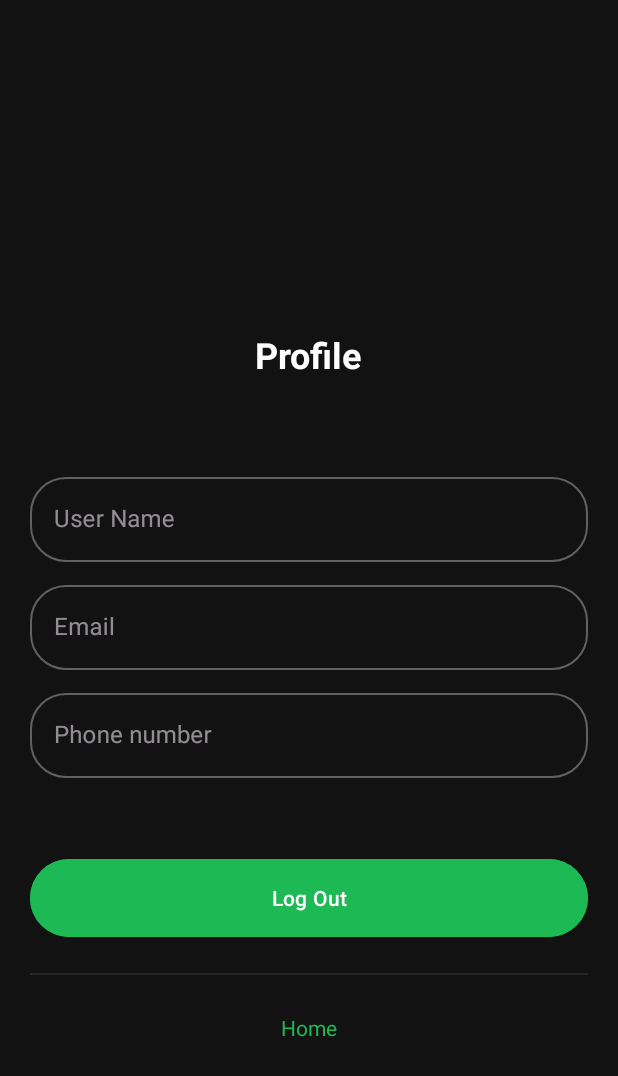
After one commit to yash-a11y/PickAPlan, an Android app: the Profile screen opened directly, with no data from a screen before it, on a phone screen of 412 x 824 dp. The commit adds this screen. Shown: the top 1076 px of the screen. Run offline under Robolectric (Android 15) with nearby library versions, the phone set to English and light mode, and no system bars; our stand-ins replace Firebase (no records; nobody signed in at launch, a user with empty details on screens opened directly).

Commit message:
firebase userprofile activity completed.

```diff
--- a/app/src/main/AndroidManifest.xml
+++ b/app/src/main/AndroidManifest.xml
@@ -16,11 +16,14 @@
         android:theme="@style/appTheme"
         tools:targetApi="31">
         <activity
+            android:name=".Profile"
+            android:exported="false" />
+        <activity
             android:name=".Login"
             android:exported="false" />
         <activity
             android:name=".Register"
-            android:exported="true"></activity>
+            android:exported="true" />
         <activity
             android:name=".Plans"
             android:exported="true"
--- a/app/src/main/java/com/example/pickaplan/HomeActivity.java
+++ b/app/src/main/java/com/example/pickaplan/HomeActivity.java
@@ -193,7 +193,7 @@ public class HomeActivity extends AppCompatActivity {
         profilenav.setOnClickListener(new View.OnClickListener() {
             @Override
             public void onClick(View view) {
-                Intent intent = new Intent(HomeActivity.this, Register.class);
+                Intent intent = new Intent(HomeActivity.this, Profile.class);
                 startActivity(intent);
                 pagerankRv.setVisibility(View.GONE);
             }
--- a/app/src/main/java/com/example/pickaplan/Login.java
+++ b/app/src/main/java/com/example/pickaplan/Login.java
@@ -56,9 +56,6 @@ public class Login extends AppCompatActivity {
         super.onStart();
          currentUser = mAuth.getCurrentUser();
         if (currentUser != null && currentUser.isEmailVerified()) {
-
-
-
             updateUI(currentUser);
         }
     }
--- /dev/null
+++ b/app/src/main/java/com/example/pickaplan/Profile.java
@@ -0,0 +1,123 @@
+package com.example.pickaplan;
+
+import android.content.DialogInterface;
+import android.content.Intent;
+import android.os.Bundle;
+import android.view.View;
+import android.widget.Button;
+import android.widget.TextView;
+
+import androidx.activity.EdgeToEdge;
+import androidx.annotation.NonNull;
+import androidx.appcompat.app.AlertDialog;
+import androidx.appcompat.app.AppCompatActivity;
+import androidx.core.graphics.Insets;
+import androidx.core.view.ViewCompat;
+import androidx.core.view.WindowInsetsCompat;
+
+import com.google.firebase.auth.FirebaseAuth;
+import com.google.firebase.database.DataSnapshot;
+import com.google.firebase.database.DatabaseError;
+import com.google.firebase.database.DatabaseReference;
+import com.google.firebase.database.FirebaseDatabase;
+import com.google.firebase.database.ValueEventListener;
+
+public class Profile extends AppCompatActivity {
+
+    private TextView tvUsername, tvEmail, tvPhone,tvhome;
+    private DatabaseReference databaseReference;
+    private Button btnlogout;
+
+    String userId = FirebaseAuth.getInstance().getCurrentUser().getUid();
+
+    @Override
+    protected void onCreate(Bundle savedInstanceState) {
+        super.onCreate(savedInstanceState);
+        EdgeToEdge.enable(this);
+        setContentView(R.layout.activity_profile);
+
+        tvUsername = findViewById(R.id.usernameET);
+        tvEmail = findViewById(R.id.emailET);
+        tvPhone = findViewById(R.id.phoneET);
+        btnlogout = findViewById(R.id.logoutButton);
+        tvhome = findViewById(R.id.gotohometv);
+
+//        btnlogout.setOnClickListener(new View.OnClickListener() {
+//            @Override
+//            public void onClick(View view) {
+//                Intent intent = new Intent(Profile.this, Login.class);
+//                startActivity(intent);
+//            }
+//        });
+
+        tvhome.setOnClickListener(new View.OnClickListener() {
+            @Override
+            public void onClick(View view) {
+                Intent intent = new Intent(Profile.this, HomeActivity.class);
+                startActivity(intent);
+            }
+        });
+
+
+        btnlogout.setOnClickListener(view -> showLogoutDialog());
+
+        // Initialize Firebase Database Reference
+        databaseReference = FirebaseDatabase.getInstance().getReference("Users").child(userId);
+
+        // Fetch User Data
+        databaseReference.addListenerForSingleValueEvent(new ValueEventListener() {
+            @Override
+            public void onDataChange(@NonNull DataSnapshot snapshot) {
+                if (snapshot.exists()) {
+                    String username = snapshot.child("username").getValue(String.class);
+                    String email = snapshot.child("email").getValue(String.class);
+                    String phone = snapshot.child("phoneNumber").getValue(String.class);
+
+                    // Set data to TextViews
+                    tvUsername.setText(username);
+                    tvEmail.setText(email);
+                    tvPhone.setText(phone);
+                }
+            }
+
+            @Override
+            public void onCancelled(@NonNull DatabaseError error) {
+                // Handle error
+            }
+        });
+
+    }
+
+    private void showLogoutDialog() {
+        // Create a confirmation dialog
+        AlertDialog.Builder builder = new AlertDialog.Builder(this);
+        builder.setTitle("LOGOUT");
+        builder.setMessage("Do you want to logout from the application?");
+
+        // If the user confirms logout
+        builder.setPositiveButton("Yes", new DialogInterface.OnClickListener() {
+            @Override
+            public void onClick(DialogInterface dialogInterface, int i) {
+                // Sign out the user from Firebase
+                FirebaseAuth.getInstance().signOut();
+
+                // Navigate to the Login Activity
+                Intent intent = new Intent(Profile.this, Login.class);
+                intent.setFlags(Intent.FLAG_ACTIVITY_NEW_TASK | Intent.FLAG_ACTIVITY_CLEAR_TASK); // Clear activity stack
+                startActivity(intent);
+
+                finish(); // Close current activity
+            }
+        });
+
+        // If the user cancels logout
+        builder.setNegativeButton("No", new DialogInterface.OnClickListener() {
+            @Override
+            public void onClick(DialogInterface dialogInterface, int i) {
+                dialogInterface.dismiss(); // Close the dialog
+            }
+        });
+
+        builder.show(); // Display the dialog
+    }
+}
--- /dev/null
+++ b/app/src/main/res/layout/activity_profile.xml
@@ -0,0 +1,119 @@
+<?xml version="1.0" encoding="utf-8"?>
+<LinearLayout
+    xmlns:android="http://schemas.android.com/apk/res/android"
+    xmlns:app="http://schemas.android.com/apk/res-auto"
+    android:layout_width="match_parent"
+    android:layout_height="match_parent"
+    android:orientation="vertical"
+    android:padding="20dp"
+    >
+
+    <TextView
+        android:id="@+id/signInTitle"
+        android:layout_width="wrap_content"
+        android:layout_height="wrap_content"
+        android:text="Profile"
+        android:textColor="#FFFFFF"
+        android:textSize="24sp"
+        android:textStyle="bold"
+        android:layout_gravity="center"
+        android:layout_marginTop="200dp"
+        android:layout_marginBottom="50dp"
+        app:layout_constraintEnd_toEndOf="parent"
+        app:layout_constraintStart_toStartOf="parent"
+        app:layout_constraintTop_toTopOf="parent" />
+
+
+    <com.google.android.material.textfield.TextInputLayout
+        style="@style/Widget.MaterialComponents.TextInputLayout.OutlinedBox"
+        android:layout_width="match_parent"
+        android:layout_height="wrap_content"
+        app:boxCornerRadiusBottomEnd="24dp"
+        app:boxCornerRadiusBottomStart="24dp"
+        app:boxCornerRadiusTopEnd="24dp"
+        app:boxCornerRadiusTopStart="24dp"
+        android:layout_marginTop="10dp">
+
+        <com.google.android.material.textfield.TextInputEditText
+            android:id="@+id/usernameET"
+            android:layout_width="match_parent"
+            android:layout_height="wrap_content"
+            android:hint="User Name"
+            android:enabled="false"
+            android:textColor="@color/white"
+            android:inputType="textPersonName" />
+    </com.google.android.material.textfield.TextInputLayout>
+
+    <com.google.android.material.textfield.TextInputLayout
+        style="@style/Widget.MaterialComponents.TextInputLayout.OutlinedBox"
+        android:layout_width="match_parent"
+        android:layout_height="wrap_content"
+        app:boxCornerRadiusBottomEnd="24dp"
+        app:boxCornerRadiusBottomStart="24dp"
+        app:boxCornerRadiusTopEnd="24dp"
+        app:boxCornerRadiusTopStart="24dp"
+        android:layout_marginTop="10dp">
+
+        <com.google.android.material.textfield.TextInputEditText
+            android:id="@+id/emailET"
+            android:layout_width="match_parent"
+            android:layout_height="wrap_content"
+            android:hint="Email"
+            android:enabled="false"
+            android:textColor="@color/white"
+            android:inputType="textPersonName" />
+    </com.google.android.material.textfield.TextInputLayout>
+
+    <com.google.android.material.textfield.TextInputLayout
+        style="@style/Widget.MaterialComponents.TextInputLayout.OutlinedBox"
+        android:layout_width="match_parent"
+        android:layout_height="wrap_content"
+        app:boxCornerRadiusBottomEnd="24dp"
+        app:boxCornerRadiusBottomStart="24dp"
+        app:boxCornerRadiusTopEnd="24dp"
+        app:boxCornerRadiusTopStart="24dp"
+        android:layout_marginTop="10dp">
+
+        <com.google.android.material.textfield.TextInputEditText
+            android:id="@+id/phoneET"
+            android:layout_width="match_parent"
+            android:layout_height="wrap_content"
+            android:hint="Phone number"
+            android:enabled="false"
+            android:textColor="@color/white"
+            android:inputType="textPersonName" />
+    </com.google.android.material.textfield.TextInputLayout>
+
+
+
+    <Button
+        android:id="@+id/logoutButton"
+        android:layout_width="match_parent"
+        android:layout_height="60dp"
+        android:layout_marginTop="50dp"
+        android:backgroundTint="@color/primaryAccent"
+        android:text="Log Out"
+        android:textAllCaps="false"
+        android:textColor="#FFFFFF"
+        />
+
+    <View
+        android:layout_width="match_parent"
+        android:layout_height="1dp"
+        android:layout_marginTop="20dp"
+        android:layout_marginBottom="5dp"
+        android:background="@color/border" />
+
+    <TextView
+        android:id="@+id/gotohometv"
+        android:layout_width="wrap_content"
+        android:layout_height="wrap_content"
+        android:layout_marginTop="20dp"
+        android:layout_gravity="center"
+        android:text="Home"
+        android:textColor="@color/primaryAccent"
+        android:textSize="14sp" />
+
+
+
+</LinearLayout>
```
